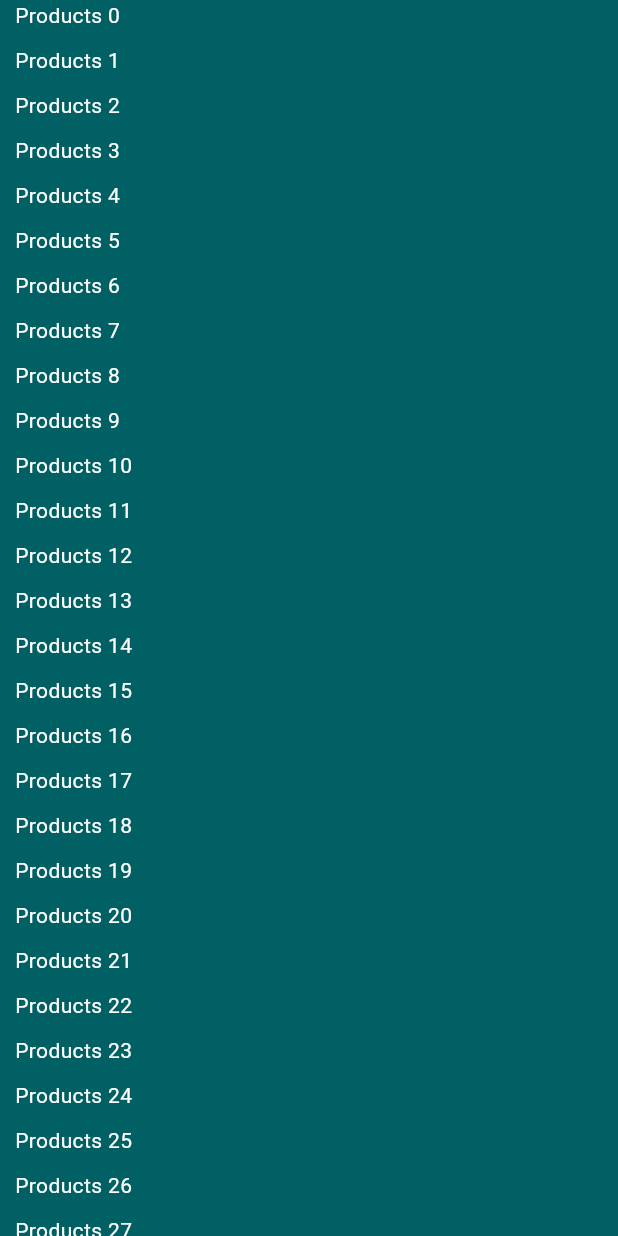
After one commit to He9sham/strong-logic, a Flutter app: the Pagination screen opened directly, on a phone screen of 412 x 824 dp. The commit adds this screen. Run offline on Flutter 3.47's test engine with Material 3 defaults, Android fonts, the light colour scheme and no system bars; our stand-ins replace file_picker, flutter_svg, image_picker, open_file, video_player; missing offline and left inert: syncfusion_flutter_pdfviewer.

Commit message:
Add Pagination screen to root.dart; integrate pagination functionality into the app structure and enhance navigation.

```diff
--- a/lib/root.dart
+++ b/lib/root.dart
@@ -4,6 +4,7 @@ import 'package:strong_logic/screens/one/multi_image.dart';
 import 'package:strong_logic/screens/one/multi_selection.dart';
 import 'package:strong_logic/screens/one/single_selection.dart';
 import 'package:strong_logic/screens/one/toggle.dart';
+import 'package:strong_logic/screens/pagination&infintie_scroll/pagination.dart';
 import 'package:strong_logic/screens/search&list_filtering/search_feature.dart';
 import 'package:strong_logic/screens/upload_files/upload_file.dart';
 import 'package:strong_logic/screens/upload_files/upload_image.dart';
@@ -30,6 +31,7 @@ class _RootState extends State<Root> {
     UploadFile(),
     SearchFeature(),
     FormValidation(),
+    Pagination(),
   ];
   int pageIndex = 0;
   @override
--- a/lib/screens/form_validation/form_validation.dart
+++ b/lib/screens/form_validation/form_validation.dart
@@ -133,6 +133,7 @@ class _FormValidationState extends State<FormValidation> {
                       return;
                     }
                   },
+                  // login container
                   child: Container(
                     width: double.infinity,
                     height: 50,
--- /dev/null
+++ b/lib/screens/pagination&infintie_scroll/pagination.dart
@@ -0,0 +1,25 @@
+import 'package:flutter/material.dart';
+
+class Pagination extends StatelessWidget {
+  const Pagination({super.key});
+
+  @override
+  Widget build(BuildContext context) {
+    return Scaffold(
+      backgroundColor: Colors.cyan.shade900,
+
+      body: ListView.builder(
+        itemCount: 60,
+        itemBuilder: (context, index) {
+          return Padding(
+            padding: const EdgeInsets.only(bottom: 10, left: 10),
+            child: Text(
+              'Products $index',
+              style: TextStyle(color: Colors.white),
+            ),
+          );
+        },
+      ),
+    );
+  }
+}
```
